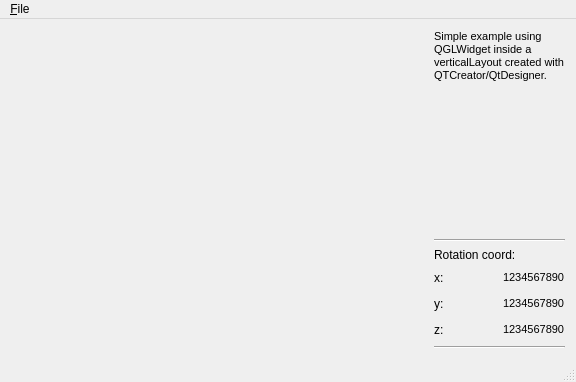
Old version of the form trunk/mainwindow.ui in the repository jedediyah/rpi-simulator.
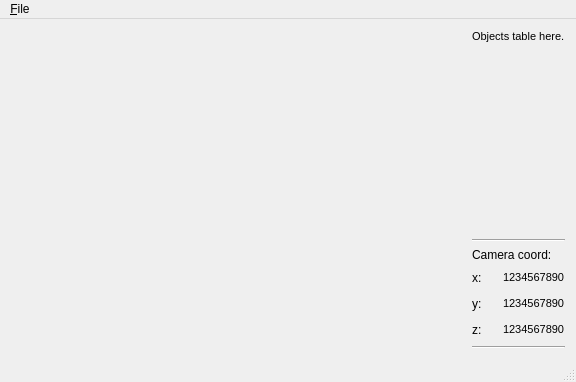
New version of the form. Icons and pictures are not drawn.

Commit message: Mouse rotation is coming along.  Rotation occurs, but in the wrong direction...

Patch:
```diff
--- a/trunk/mainwindow.ui
+++ b/trunk/mainwindow.ui
@@ -71,7 +71,7 @@
 &lt;html&gt;&lt;head&gt;&lt;meta name=&quot;qrichtext&quot; content=&quot;1&quot; /&gt;&lt;style type=&quot;text/css&quot;&gt;
 p, li { white-space: pre-wrap; }
 &lt;/style&gt;&lt;/head&gt;&lt;body style=&quot; font-family:'Sans'; font-size:10pt; font-weight:400; font-style:normal;&quot;&gt;
-&lt;p style=&quot; margin-top:0px; margin-bottom:0px; margin-left:0px; margin-right:0px; -qt-block-indent:0; text-indent:0px;&quot;&gt;&lt;span style=&quot; font-size:8pt;&quot;&gt;Simple example using QGLWidget inside a verticalLayout created with QTCreator/QtDesigner.&lt;/span&gt;&lt;/p&gt;&lt;/body&gt;&lt;/html&gt;</string>
+&lt;p style=&quot; margin-top:0px; margin-bottom:0px; margin-left:0px; margin-right:0px; -qt-block-indent:0; text-indent:0px;&quot;&gt;&lt;span style=&quot; font-size:8pt;&quot;&gt;Objects table here.&lt;/span&gt;&lt;/p&gt;&lt;/body&gt;&lt;/html&gt;</string>
           </property>
           <property name="alignment">
            <set>Qt::AlignLeading|Qt::AlignLeft|Qt::AlignTop</set>
@@ -129,7 +129,7 @@
           <item>
            <widget class="QLabel" name="label_2">
             <property name="text">
-             <string>Rotation coord:</string>
+             <string>Camera coord:</string>
             </property>
            </widget>
           </item>
```
The commit also changes 7 other files.
